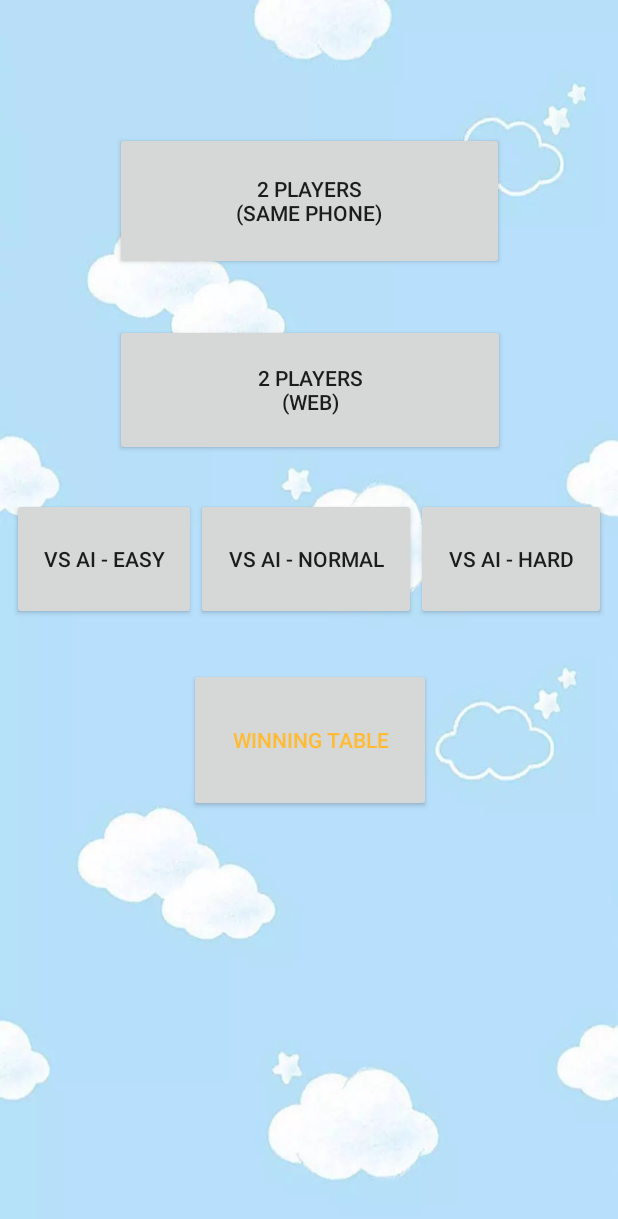
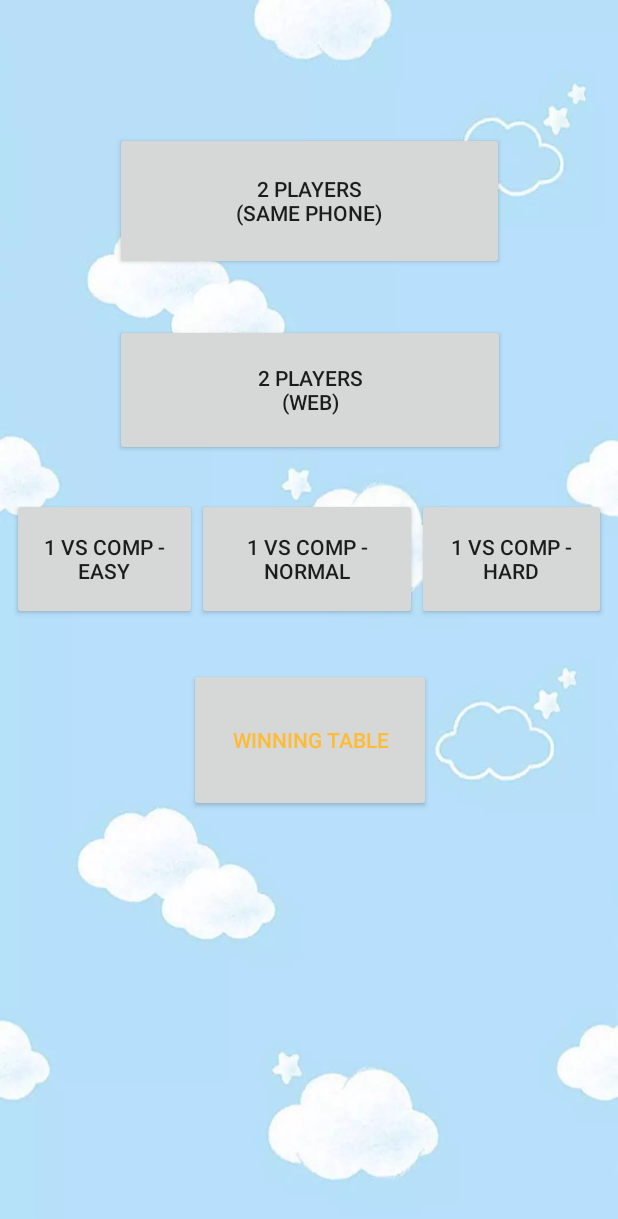
Before and after one commit to AdiHay/4inARow-Game, an Android app: the GameModeActivity screen opened directly, with no data from a screen before it, on a phone screen of 412 x 824 dp. Shown: the top 1219 px of the screen. Run offline under Robolectric (Android 15) with nearby library versions, the light colour scheme and no system bars; our stand-ins replace Firebase (no records; nobody signed in at launch, a user with empty details on screens opened directly).

Commit message:
different levels vs. computer buttons fixed

```diff
--- a/app/src/main/java/com/example/exoli/a4inarow/BoardView.java
+++ b/app/src/main/java/com/example/exoli/a4inarow/BoardView.java
@@ -91,13 +91,11 @@ public class BoardView extends RelativeLayout {
 
     private void setPlayer1() {
         p1.coin.setImageResource(R.drawable.red_disc);
-       // p1.coin.setImageResource(gameRules.getRule(GameRules.COIN1));
         p1.txtName.setText(context.getString(R.string.you));
     }
 
     private void setPlayer2() {
         p2.coin.setImageResource(R.drawable.yellow_disc);
-       // p2.coin.setImageResource(gameRules.getRule(GameRules.COIN2));
         p2.txtName.setText(gameRules.getRule(GameRules.OPPONENT) == R.string.opponent_ai ?
                 context.getString(R.string.opponent_ai) : context.getString(R.string.opponent_player));
     }
@@ -127,13 +125,11 @@ public class BoardView extends RelativeLayout {
         showWinStatus(Logic.Status.CONTINUE, null);
     }
 
-    private void playEffect(int id) {
+    public void playEffect(int id) {
 
         MediaPlayer effect = MediaPlayer.create(this.getContext(), id);
         effect.start();
     }
-
-
 
     public void dropCoin(int row, int col, final int playerTurn) {
 
@@ -142,7 +138,6 @@ public class BoardView extends RelativeLayout {
         cell.setY(move);
         cell.setImageResource(playerTurn == AI.USER ?
                 R.drawable.red_disc : R.drawable.yellow_disc);
-        //gameRules.getRule(GameRules.COIN1) : gameRules.getRule(GameRules.COIN2));
         playEffect(R.raw.coindrop);
         cell.animate().translationY(0).setInterpolator(new BounceInterpolator()).start();
     }
@@ -160,7 +155,6 @@ public class BoardView extends RelativeLayout {
     public void togglePlayer(int playerTurn) {
         p1.turn.setVisibility(playerTurn == AI.USER ? VISIBLE : INVISIBLE);
         p2.turn.setVisibility(playerTurn == AI.AI_USER ? VISIBLE : INVISIBLE);
-       // comp.turn.setVisability(playerTurn == AI.AI_USER ? VISIBLE : INVISIBLE);
     }
 
     public void showWinStatus(Logic.Status status, ArrayList<ImageView> winDiscs) {
@@ -178,8 +172,6 @@ public class BoardView extends RelativeLayout {
                     winner.setText(context.getString(R.string.you_win));
                     for (ImageView winDisc : winDiscs) {
                         winDisc.setImageResource(R.drawable.win_red);
-                        //winDisc.setImageResource(gameRules.getRule(GameRules.COIN1) == GameRules.Coin.RED ?
-                        //        R.drawable.win_red : R.drawable.win_yellow);
                     }
                     String gameTag = db.push().getKey();
                     game = new Game(user, User.guest(), gameTag);
@@ -205,10 +197,6 @@ public class BoardView extends RelativeLayout {
                     }
                     for (ImageView winDisc : winDiscs) {
                         winDisc.setImageResource(R.drawable.win_yellow);
-
-                        // winDisc.setImageResource(gameRules.getRule(GameRules.COIN2) == GameRules.Coin.RED ?
-                        //R.drawable.win_yellow : R.drawable.win_red);
-
                     }
                     break;
                 default: {
--- a/app/src/main/java/com/example/exoli/a4inarow/activities/GameModeActivity.java
+++ b/app/src/main/java/com/example/exoli/a4inarow/activities/GameModeActivity.java
@@ -44,13 +44,13 @@ public class GameModeActivity extends AppCompatActivity {
                     case R.id.btn_2players_web:
                         mode1on1Web();
                         break;
-                    case R.id.btn_1vs_ai_easy:
+                    case R.id.btn_1vs_comp_easy:
                         mode1VsAI(0);
                         break;
-                    case R.id.btn_1vs_ai_normal:
+                    case R.id.btn_1vs_comp_normal:
                         mode1VsAI(1);
                         break;
-                    case R.id.btn_1vs_ai_hard:
+                    case R.id.btn_1vs_comp_hard:
                         mode1VsAI(2);
                         break;
                     case R.id.btn_winningtable:
@@ -70,9 +70,9 @@ public class GameModeActivity extends AppCompatActivity {
     private void bindUI() {
         btnSamePhoneMode = (Button)findViewById(R.id.btn_2players_same);
         btnWebMode = (Button)findViewById(R.id.btn_2players_web);
-        btnVsAIEasy = (Button)findViewById(R.id.btn_1vs_ai_easy);
-        btnVsAINormal = (Button)findViewById(R.id.btn_1vs_ai_normal);
-        btnVsAIHard = (Button)findViewById(R.id.btn_1vs_ai_hard);
+        btnVsAIEasy = (Button)findViewById(R.id.btn_1vs_comp_easy);
+        btnVsAINormal = (Button)findViewById(R.id.btn_1vs_comp_normal);
+        btnVsAIHard = (Button)findViewById(R.id.btn_1vs_comp_hard);
         btnWinTable = (Button)findViewById(R.id.btn_winningtable);
     }
 
--- a/app/src/main/res/layout/activity_game_mode.xml
+++ b/app/src/main/res/layout/activity_game_mode.xml
@@ -42,25 +42,25 @@
         app:layout_constraintTop_toBottomOf="@+id/btn_2players_web">
 
         <Button
-            android:id="@+id/btn_1vs_ai_easy"
+            android:id="@+id/btn_1vs_comp_easy"
             android:layout_width="wrap_content"
             android:layout_height="match_parent"
             android:layout_weight="1"
-            android:text="@string/mode_1vs_ai_easy" />
+            android:text="@string/mode_1vs_comp_easy" />
 
         <Button
-            android:id="@+id/btn_1vs_ai_normal"
+            android:id="@+id/btn_1vs_comp_normal"
             android:layout_width="wrap_content"
             android:layout_height="match_parent"
             android:layout_weight="1"
-            android:text="@string/mode_1vs_ai_normal" />
+            android:text="@string/mode_1vs_comp_normal" />
 
         <Button
-            android:id="@+id/btn_1vs_ai_hard"
+            android:id="@+id/btn_1vs_comp_hard"
             android:layout_width="wrap_content"
             android:layout_height="match_parent"
             android:layout_weight="1"
-            android:text="@string/mode_1vs_ai_hard" />
+            android:text="@string/mode_1vs_comp_hard" />
     </LinearLayout>
 
     <Button
--- a/app/src/main/res/values/strings.xml
+++ b/app/src/main/res/values/strings.xml
@@ -21,9 +21,9 @@
     <string name="enter_username_error">Please enter a user name</string>
     <string name="mode_2players_same">2 players\n(Same phone)</string>
     <string name="mode_2players_web">2 players\n(Web)</string>
-    <string name="mode_1vs_ai_easy">VS AI - Easy</string>
-    <string name="mode_1vs_ai_normal">VS AI - Normal</string>
-    <string name="mode_1vs_ai_hard">VS AI - Hard</string>
+    <string name="mode_1vs_comp_easy">1 VS Comp - Easy</string>
+    <string name="mode_1vs_comp_normal">1 VS Comp - Normal</string>
+    <string name="mode_1vs_comp_hard">1 VS Comp - Hard</string>
     <string name="mode_winningtable">Winning table</string>
     <string name="opponent_ai">Computer</string>
     <string name="opponent_player">Friend</string>
```
